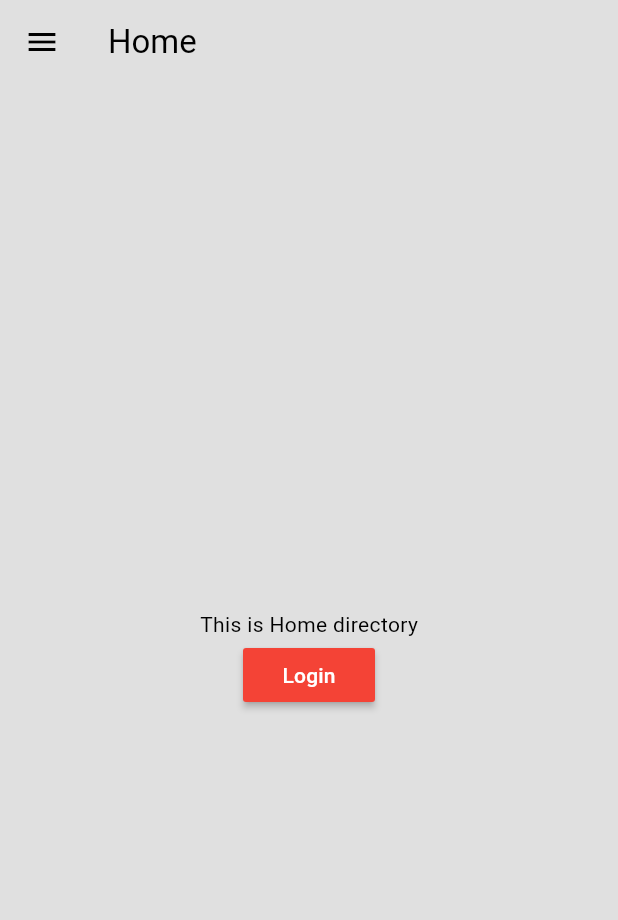
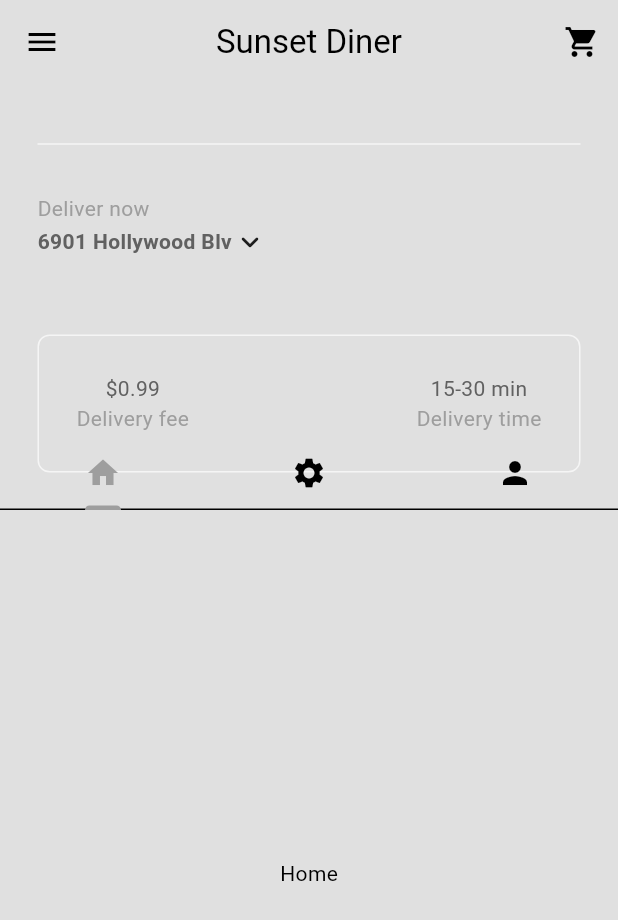
Before and after one commit to LazizbekDev/Nok, a Flutter app: the screen it shows after launch, on a phone screen of 412 x 824 dp. Shown: the top 920 px of the screen. Run offline on Flutter 3.47's test engine with Material 3 defaults, Android fonts, the phone set to English and light mode, and no system bars.

Commit message:
home screen - tabbar view

```diff
--- a/lib/screens/home.dart
+++ b/lib/screens/home.dart
@@ -1,34 +1,67 @@
 import 'package:flutter/material.dart';
-import 'package:nok/routes/route_names.dart';
+import 'package:nok/widgets/description.dart';
+import 'package:nok/widgets/location_info.dart';
 import 'package:nok/widgets/sidebar.dart';
+import 'package:nok/widgets/sliver_bar.dart';
+import 'package:nok/widgets/top_bar.dart';
 
-class Home extends StatelessWidget {
+class Home extends StatefulWidget {
   const Home({super.key});
+
+  @override
+  State<Home> createState() => _HomeState();
+}
+
+class _HomeState extends State<Home> with TickerProviderStateMixin {
+  late TabController _tabController;
+
+  @override
+  void initState() {
+    super.initState();
+
+    _tabController = TabController(length: 3, vsync: this);
+  }
+
+  @override
+  void dispose() {
+    super.dispose();
+    _tabController.dispose();
+  }
 
   @override
   Widget build(BuildContext context) {
     return Scaffold(
-      appBar: AppBar(
-        title: const Text("Home"),
-      ),
       drawer: const Sidebar(),
-      body: Center(
-        child: Column(
-          mainAxisAlignment: MainAxisAlignment.center,
-          children: [
-            const Text('This is Home directory'),
-            MaterialButton(
-              color: Colors.red,
-              onPressed: () {
-                Navigator.pushNamed(context, RouteNames.signIn);
-              },
-              child: const Text(
-                "Login",
-                style: TextStyle(
-                  color: Colors.white,
+      body: NestedScrollView(
+        headerSliverBuilder: (context, innerBoxIsScrolled) => [
+          SliverBar(
+            title: TopBar(tabController: _tabController),
+            child: Column(
+              mainAxisAlignment: MainAxisAlignment.end,
+              children: [
+                Divider(
+                  indent: 25,
+                  endIndent: 25,
+                  color: Theme.of(context).colorScheme.secondary,
                 ),
-              ),
-            )
+                const LocationInfo(),
+                const Description(),
+              ],
+            ),
+          )
+        ],
+        body: TabBarView(
+          controller: _tabController,
+          children: const [
+            Center(
+              child: Text("Home")
+            ),
+            Center(
+              child: Text("Settings")
+            ),
+            Center(
+              child: Text("Profile")
+            ),
           ],
         ),
       ),
--- /dev/null
+++ b/lib/widgets/description.dart
@@ -0,0 +1,52 @@
+import 'package:flutter/material.dart';
+
+class Description extends StatelessWidget {
+  const Description({super.key});
+
+  @override
+  Widget build(BuildContext context) {
+    final primaryTextStyle =
+        TextStyle(color: Theme.of(context).colorScheme.inversePrimary);
+    final secondaryTextStyle =
+        TextStyle(color: Theme.of(context).colorScheme.primary);
+    return Padding(
+      padding: const EdgeInsets.all(25.0),
+      child: Container(
+        decoration: BoxDecoration(
+          border: Border.all(
+            color: Theme.of(context).colorScheme.secondary,
+          ),
+          borderRadius: BorderRadius.circular(8),
+        ),
+        padding: const EdgeInsets.all(25),
+        child: Row(
+          mainAxisAlignment: MainAxisAlignment.spaceBetween,
+          children: [
+            Column(
+              children: [
+                Text(
+                  '\$0.99',
+                  style: primaryTextStyle,
+                ),
+                Text(
+                  'Delivery fee',
+                  style: secondaryTextStyle,
+                ),
+              ],
+            ),
+            Column(children: [
+              Text(
+                '15-30 min',
+                style: primaryTextStyle,
+              ),
+              Text(
+                'Delivery time',
+                style: secondaryTextStyle,
+              ),
+            ])
+          ],
+        ),
+      ),
+    );
+  }
+}
--- /dev/null
+++ b/lib/widgets/location_info.dart
@@ -0,0 +1,58 @@
+import 'package:flutter/material.dart';
+
+class LocationInfo extends StatelessWidget {
+  const LocationInfo({super.key});
+
+  void openLocationSearchBox(BuildContext context) {
+    showDialog(
+      context: context,
+      builder: (context) => AlertDialog(
+        title: const Text("Your location"),
+        content: const TextField(
+          decoration: InputDecoration(hintText: "Search address.."),
+        ),
+        actions: [
+          MaterialButton(
+            onPressed: () => Navigator.pop(context),
+            child: const Text('Cancel'),
+          ),
+          MaterialButton(
+            onPressed: () => Navigator.pop(context),
+            child: const Text('Save'),
+          ),
+        ],
+      ),
+    );
+  }
+
+  @override
+  Widget build(BuildContext context) {
+    return Padding(
+      padding: const EdgeInsets.all(25),
+      child: Column(
+        crossAxisAlignment: CrossAxisAlignment.start,
+        children: [
+          Text(
+            "Deliver now",
+            style: TextStyle(color: Theme.of(context).colorScheme.primary),
+          ),
+          GestureDetector(
+            onTap: () => openLocationSearchBox(context),
+            child: Row(
+              children: [
+                Text(
+                  "6901 Hollywood Blv",
+                  style: TextStyle(
+                    color: Theme.of(context).colorScheme.inversePrimary,
+                    fontWeight: FontWeight.bold,
+                  ),
+                ),
+                const Icon(Icons.keyboard_arrow_down_rounded),
+              ],
+            ),
+          ),
+        ],
+      ),
+    );
+  }
+}
--- /dev/null
+++ b/lib/widgets/sliver_bar.dart
@@ -0,0 +1,33 @@
+import 'package:flutter/material.dart';
+
+class SliverBar extends StatelessWidget {
+  final Widget child;
+  final Widget title;
+  const SliverBar({super.key, required this.child, required this.title});
+
+  @override
+  Widget build(BuildContext context) {
+    return SliverAppBar(
+      expandedHeight: 340,
+      collapsedHeight: 120,
+      floating: false,
+      pinned: true,
+      actions: [
+        IconButton(
+          onPressed: () {},
+          icon: const Icon(Icons.shopping_cart),
+        )
+      ],
+      backgroundColor: Theme.of(context).colorScheme.surface,
+      title: const Text("Sunset Diner"),
+      centerTitle: true,
+      flexibleSpace: FlexibleSpaceBar(
+        background: child,
+        title: title,
+        centerTitle: true,
+        expandedTitleScale: 1,
+        titlePadding: const EdgeInsets.only(left: 0, right: 0, top: 0),
+      ),
+    );
+  }
+}
--- /dev/null
+++ b/lib/widgets/top_bar.dart
@@ -0,0 +1,26 @@
+import 'package:flutter/material.dart';
+
+class TopBar extends StatelessWidget {
+  final TabController tabController;
+  const TopBar({super.key, required this.tabController});
+
+  @override
+  Widget build(BuildContext context) {
+    return Container(
+      child: TabBar(
+        controller: tabController,
+        tabs: const [
+          Tab(
+            icon: Icon(Icons.home),
+          ),
+          Tab(
+            icon: Icon(Icons.settings),
+          ),
+          Tab(
+            icon: Icon(Icons.person),
+          )
+        ],
+      ),
+    );
+  }
+}
```
